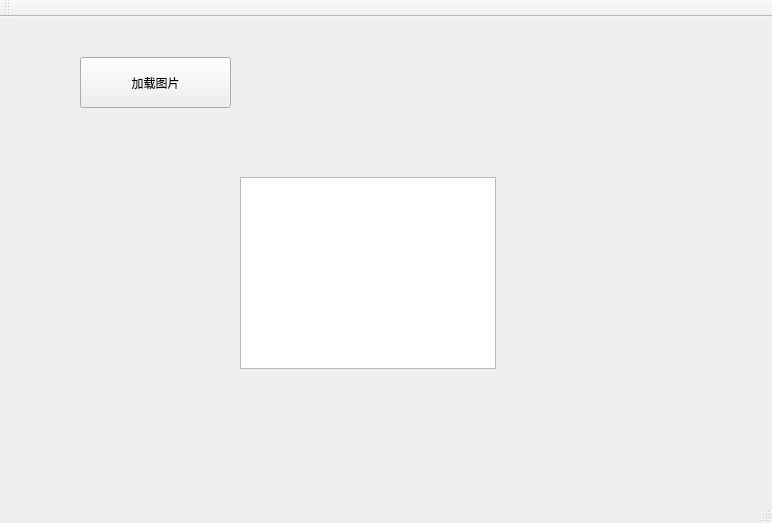
First picture: the form in QtDeskTemplate/QtDeskTemplate.ui, repository xmu-zpf/cv-rmt, before the edit.
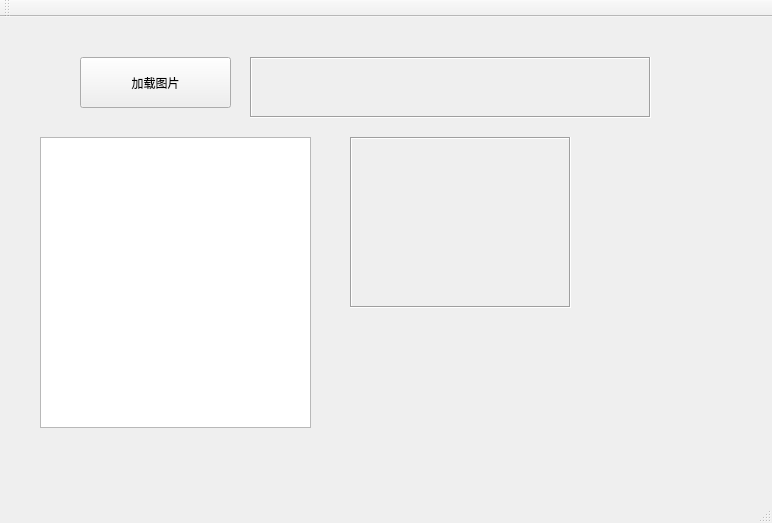
Second picture: the form after the edit.

Diff of the .ui file:
```diff
--- a/QtDeskTemplate/QtDeskTemplate.ui
+++ b/QtDeskTemplate/QtDeskTemplate.ui
@@ -33,13 +33,54 @@
     </property>
     <property name="geometry">
      <rect>
-      <x>240</x>
-      <y>160</y>
-      <width>256</width>
-      <height>192</height>
+      <x>40</x>
+      <y>120</y>
+      <width>271</width>
+      <height>291</height>
      </rect>
     </property>
    </widget>
+   <widget class="QLabel" name="label">
+    <property name="geometry">
+     <rect>
+      <x>250</x>
+      <y>40</y>
+      <width>401</width>
+      <height>61</height>
+     </rect>
+    </property>
+    <property name="frameShape">
+     <enum>QFrame::Box</enum>
+    </property>
+    <property name="frameShadow">
+     <enum>QFrame::Sunken</enum>
+    </property>
+    <property name="text">
+     <string/>
+    </property>
+    <property name="textInteractionFlags">
+     <set>Qt::LinksAccessibleByMouse|Qt::TextSelectableByKeyboard|Qt::TextSelectableByMouse</set>
+    </property>
+   </widget>
+   <widget class="QLabel" name="label2">
+    <property name="geometry">
+     <rect>
+      <x>350</x>
+      <y>120</y>
+      <width>221</width>
+      <height>171</height>
+     </rect>
+    </property>
+    <property name="frameShape">
+     <enum>QFrame::Box</enum>
+    </property>
+    <property name="frameShadow">
+     <enum>QFrame::Sunken</enum>
+    </property>
+    <property name="text">
+     <string/>
+    </property>
+   </widget>
   </widget>
   <widget class="QMenuBar" name="menuBar">
    <property name="geometry">
```
